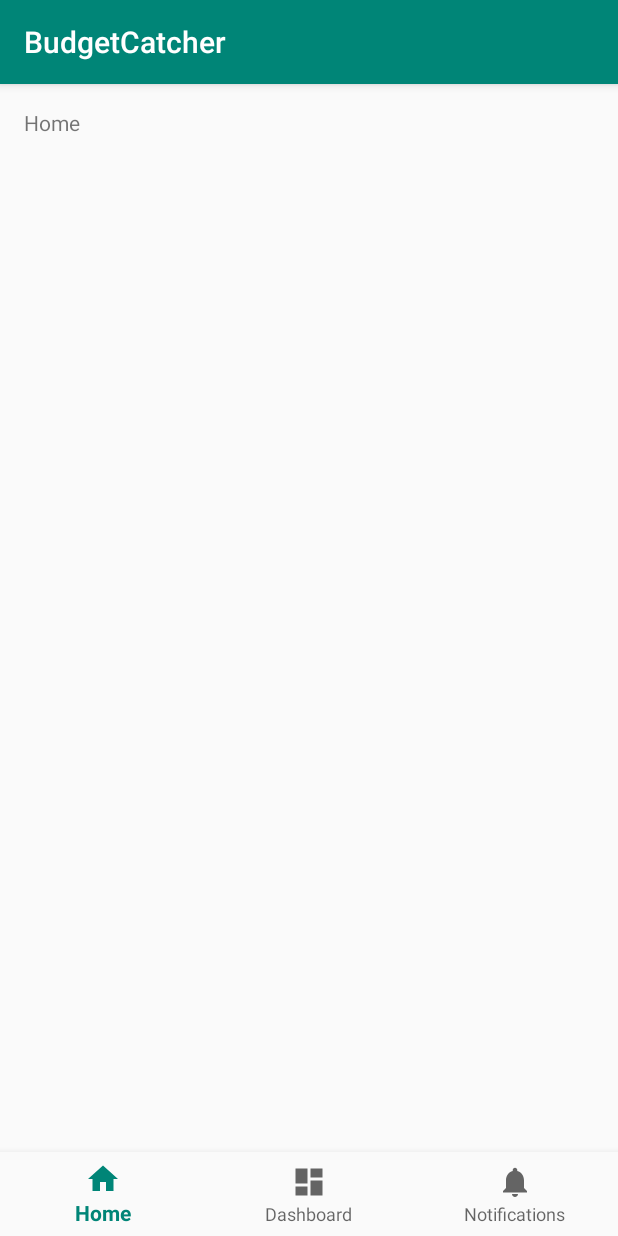
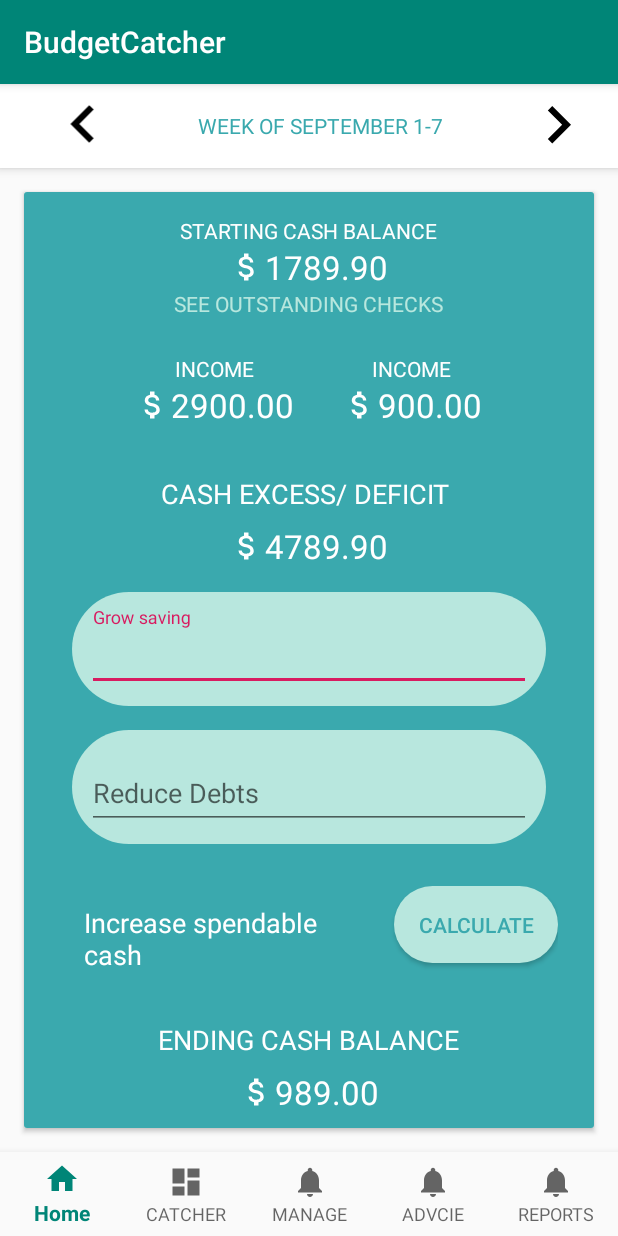
Before and after one commit to kaizer1161/BudgetCatcher, an Android app: the screen it shows after launch (MainActivity), on a phone screen of 412 x 824 dp. Run offline under Robolectric (Android 15) with nearby library versions, the light colour scheme and no system bars.

Commit message:
home layout created

```diff
--- a/app/src/main/java/com/pushertest/www/budgetcatcher/MainActivity.java
+++ b/app/src/main/java/com/pushertest/www/budgetcatcher/MainActivity.java
@@ -20,11 +20,19 @@ public class MainActivity extends AppCompatActivity {
                 case R.id.navigation_home:
                     mTextMessage.setText(R.string.title_home);
                     return true;
-                case R.id.navigation_dashboard:
-                    mTextMessage.setText(R.string.title_dashboard);
+                case R.id.navigation_catcher:
+                    mTextMessage.setText(R.string.title_catcher);
                     return true;
-                case R.id.navigation_notifications:
-                    mTextMessage.setText(R.string.title_notifications);
+                case R.id.navigation_manage:
+                    mTextMessage.setText(R.string.title_manage);
+                    return true;
+
+                case R.id.navigation_advice:
+                    mTextMessage.setText(R.string.title_advice);
+                    return true;
+
+                case R.id.navigation_reports:
+                    mTextMessage.setText(R.string.title_reports);
                     return true;
             }
             return false;
--- /dev/null
+++ b/app/src/main/res/drawable/ic_attach_money_24dp.xml
@@ -0,0 +1,9 @@
+<vector xmlns:android="http://schemas.android.com/apk/res/android"
+    android:width="24dp"
+    android:height="24dp"
+    android:viewportWidth="24.0"
+    android:viewportHeight="24.0">
+    <path
+        android:fillColor="#FFFFFFFF"
+        android:pathData="M11.8,10.9c-2.27,-0.59 -3,-1.2 -3,-2.15 0,-1.09 1.01,-1.85 2.7,-1.85 1.78,0 2.44,0.85 2.5,2.1h2.21c-0.07,-1.72 -1.12,-3.3 -3.21,-3.81V3h-3v2.16c-1.94,0.42 -3.5,1.68 -3.5,3.61 0,2.31 1.91,3.46 4.7,4.13 2.5,0.6 3,1.48 3,2.41 0,0.69 -0.49,1.79 -2.7,1.79 -2.06,0 -2.87,-0.92 -2.98,-2.1h-2.2c0.12,2.19 1.76,3.42 3.68,3.83V21h3v-2.15c1.95,-0.37 3.5,-1.5 3.5,-3.55 0,-2.84 -2.43,-3.81 -4.7,-4.4z" />
+</vector>
--- /dev/null
+++ b/app/src/main/res/drawable/ic_keyboard_arrow_left_black_24dp.xml
@@ -0,0 +1,9 @@
+<vector xmlns:android="http://schemas.android.com/apk/res/android"
+    android:width="50dp"
+    android:height="50dp"
+    android:viewportWidth="24.0"
+    android:viewportHeight="24.0">
+    <path
+        android:fillColor="#FF000000"
+        android:pathData="M15.41,16.09l-4.58,-4.59 4.58,-4.59L14,5.5l-6,6 6,6z" />
+</vector>
--- /dev/null
+++ b/app/src/main/res/drawable/ic_keyboard_arrow_right_black_24dp.xml
@@ -0,0 +1,9 @@
+<vector xmlns:android="http://schemas.android.com/apk/res/android"
+    android:width="50dp"
+    android:height="50dp"
+    android:viewportWidth="24.0"
+    android:viewportHeight="24.0">
+    <path
+        android:fillColor="#FF000000"
+        android:pathData="M8.59,16.34l4.58,-4.59 -4.58,-4.59L10,5.75l6,6 -6,6z" />
+</vector>
--- a/app/src/main/res/layout/activity_main.xml
+++ b/app/src/main/res/layout/activity_main.xml
@@ -7,16 +7,17 @@
     android:layout_height="match_parent"
     tools:context=".MainActivity">
 
-    <TextView
-        android:id="@+id/message"
-        android:layout_width="wrap_content"
-        android:layout_height="wrap_content"
-        android:layout_marginStart="@dimen/activity_horizontal_margin"
-        android:layout_marginLeft="@dimen/activity_horizontal_margin"
-        android:layout_marginTop="@dimen/activity_vertical_margin"
-        android:text="@string/title_home"
-        app:layout_constraintLeft_toLeftOf="parent"
-        app:layout_constraintTop_toTopOf="parent" />
+    <FrameLayout
+        android:layout_width="match_parent"
+        android:layout_height="match_parent">
+
+        <include
+            layout="@layout/home"
+            android:layout_width="match_parent"
+            android:layout_height="match_parent"
+            android:layout_marginBottom="56dp" />
+
+    </FrameLayout>
 
     <android.support.design.widget.BottomNavigationView
         android:id="@+id/navigation"
@@ -25,6 +26,7 @@
         android:layout_marginStart="0dp"
         android:layout_marginEnd="0dp"
         android:background="?android:attr/windowBackground"
+        app:labelVisibilityMode="labeled"
         app:layout_constraintBottom_toBottomOf="parent"
         app:layout_constraintLeft_toLeftOf="parent"
         app:layout_constraintRight_toRightOf="parent"
--- /dev/null
+++ b/app/src/main/res/layout/header_calender_week_view.xml
@@ -0,0 +1,41 @@
+<?xml version="1.0" encoding="utf-8"?>
+<android.support.design.widget.AppBarLayout xmlns:android="http://schemas.android.com/apk/res/android"
+    android:layout_width="match_parent"
+    android:layout_height="wrap_content">
+
+    <android.support.v7.widget.Toolbar
+        android:layout_width="match_parent"
+        android:layout_height="wrap_content"
+        android:background="@color/white">
+
+        <LinearLayout
+            android:layout_width="match_parent"
+            android:layout_height="wrap_content"
+            android:orientation="horizontal">
+
+            <ImageView
+                android:layout_width="0dp"
+                android:layout_height="wrap_content"
+                android:layout_weight="20"
+                android:src="@drawable/ic_keyboard_arrow_left_black_24dp" />
+
+            <TextView
+                android:layout_width="0dp"
+                android:layout_height="match_parent"
+                android:layout_weight="60"
+                android:gravity="center"
+                android:maxLines="2"
+                android:text="WEEK OF SEPTEMBER 1-7"
+                android:textColor="@color/aquarium" />
+
+            <ImageView
+                android:layout_width="0dp"
+                android:layout_height="wrap_content"
+                android:layout_weight="20"
+                android:src="@drawable/ic_keyboard_arrow_right_black_24dp" />
+
+        </LinearLayout>
+
+    </android.support.v7.widget.Toolbar>
+
+</android.support.design.widget.AppBarLayout>
--- /dev/null
+++ b/app/src/main/res/layout/home.xml
@@ -0,0 +1,202 @@
+<?xml version="1.0" encoding="utf-8"?>
+<LinearLayout xmlns:android="http://schemas.android.com/apk/res/android"
+    android:layout_width="match_parent"
+    android:layout_height="match_parent"
+    android:orientation="vertical">
+
+    <include layout="@layout/header_calender_week_view" />
+
+    <android.support.v7.widget.CardView
+        android:layout_width="match_parent"
+        android:layout_height="match_parent"
+        android:layout_margin="@dimen/gap_of_16dp">
+
+        <ScrollView
+            android:layout_width="match_parent"
+            android:layout_height="match_parent"
+            android:background="@color/aquarium">
+
+            <LinearLayout
+                android:layout_width="match_parent"
+                android:layout_height="match_parent"
+                android:gravity="center_horizontal"
+                android:orientation="vertical"
+                android:padding="@dimen/gap_of_16dp">
+
+                <TextView
+                    android:layout_width="wrap_content"
+                    android:layout_height="wrap_content"
+                    android:text="STARTING CASH BALANCE"
+                    android:textAppearance="@style/Base.TextAppearance.AppCompat.Small"
+                    android:textColor="@color/white" />
+
+                <TextView
+                    android:layout_width="wrap_content"
+                    android:layout_height="wrap_content"
+                    android:drawableStart="@drawable/ic_attach_money_24dp"
+                    android:text="1789.90"
+                    android:textAppearance="@style/Base.TextAppearance.AppCompat.Large"
+                    android:textColor="@color/white" />
+
+                <TextView
+                    android:layout_width="wrap_content"
+                    android:layout_height="wrap_content"
+                    android:text="SEE OUTSTANDING CHECKS"
+                    android:textAppearance="@style/Base.TextAppearance.AppCompat.Small"
+                    android:textColor="@color/light_blue" />
+
+                <LinearLayout
+                    android:layout_width="match_parent"
+                    android:layout_height="wrap_content"
+                    android:gravity="center_horizontal"
+                    android:orientation="horizontal"
+                    android:padding="@dimen/gap_of_8dp">
+
+                    <LinearLayout
+                        android:layout_width="wrap_content"
+                        android:layout_height="wrap_content"
+                        android:gravity="center_horizontal"
+                        android:orientation="vertical"
+                        android:padding="@dimen/gap_of_16dp">
+
+                        <TextView
+                            android:layout_width="wrap_content"
+                            android:layout_height="wrap_content"
+                            android:text="INCOME"
+                            android:textAppearance="@style/Base.TextAppearance.AppCompat.Small"
+                            android:textColor="@color/white" />
+
+                        <TextView
+                            android:layout_width="wrap_content"
+                            android:layout_height="wrap_content"
+                            android:drawableStart="@drawable/ic_attach_money_24dp"
+                            android:text="2900.00"
+                            android:textAppearance="@style/Base.TextAppearance.AppCompat.Large"
+                            android:textColor="@color/white" />
+
+                    </LinearLayout>
+
+                    <LinearLayout
+                        android:layout_width="wrap_content"
+                        android:layout_height="wrap_content"
+                        android:gravity="center_horizontal"
+                        android:orientation="vertical"
+                        android:padding="@dimen/gap_of_16dp">
+
+                        <TextView
+                            android:layout_width="wrap_content"
+                            android:layout_height="wrap_content"
+                            android:text="INCOME"
+                            android:textAppearance="@style/Base.TextAppearance.AppCompat.Small"
+                            android:textColor="@color/white" />
+
+                        <TextView
+                            android:layout_width="wrap_content"
+                            android:layout_height="wrap_content"
+                            android:drawableStart="@drawable/ic_attach_money_24dp"
+                            android:text="900.00"
+                            android:textAppearance="@style/Base.TextAppearance.AppCompat.Large"
+                            android:textColor="@color/white" />
+
+                    </LinearLayout>
+
+                </LinearLayout>
+
+                <TextView
+                    android:layout_width="wrap_content"
+                    android:layout_height="wrap_content"
+                    android:padding="@dimen/gap_of_8dp"
+                    android:text="CASH EXCESS/ DEFICIT "
+                    android:textAppearance="@style/Base.TextAppearance.AppCompat.Medium"
+                    android:textColor="@color/white" />
+
+                <TextView
+                    android:layout_width="wrap_content"
+                    android:layout_height="wrap_content"
+                    android:drawableStart="@drawable/ic_attach_money_24dp"
+                    android:text="4789.90"
+                    android:textAppearance="@style/Base.TextAppearance.AppCompat.Large"
+                    android:textColor="@color/white" />
+
+                <android.support.design.widget.TextInputLayout
+                    android:layout_width="match_parent"
+                    android:layout_height="wrap_content"
+                    android:layout_marginLeft="@dimen/gap_of_16dp"
+                    android:layout_marginTop="@dimen/gap_of_16dp"
+                    android:layout_marginRight="@dimen/gap_of_16dp"
+                    android:background="@drawable/light_blue_button_background">
+
+                    <android.support.design.widget.TextInputEditText
+                        android:layout_width="match_parent"
+                        android:layout_height="wrap_content"
+                        android:hint="Grow saving"
+                        android:inputType="text"
+                        android:textColor="@color/light_blue" />
+
+                </android.support.design.widget.TextInputLayout>
+
+                <android.support.design.widget.TextInputLayout
+                    android:layout_width="match_parent"
+                    android:layout_height="wrap_content"
+                    android:layout_margin="@dimen/gap_of_16dp"
+                    android:background="@drawable/light_blue_button_background">
+
+                    <android.support.design.widget.TextInputEditText
+                        android:layout_width="match_parent"
+                        android:layout_height="wrap_content"
+                        android:hint="Reduce Debts"
+                        android:inputType="text"
+                        android:textColor="@color/light_blue" />
+
+                </android.support.design.widget.TextInputLayout>
+
+                <LinearLayout
+                    android:layout_width="match_parent"
+                    android:layout_height="wrap_content"
+                    android:gravity="center_horizontal"
+                    android:orientation="horizontal"
+                    android:padding="@dimen/gap_of_8dp">
+
+                    <TextView
+                        android:layout_width="0dp"
+                        android:layout_height="wrap_content"
+                        android:layout_weight="50"
+                        android:maxLines="2"
+                        android:padding="@dimen/gap_of_16dp"
+                        android:text="Increase spendable cash"
+                        android:textAppearance="@style/Base.TextAppearance.AppCompat.Medium"
+                        android:textColor="@color/white" />
+
+                    <Button
+                        android:layout_width="wrap_content"
+                        android:layout_height="wrap_content"
+                        android:background="@drawable/light_blue_button_background"
+                        android:padding="@dimen/gap_of_16dp"
+                        android:text="Calculate"
+                        android:textColor="@color/aquarium" />
+
+                </LinearLayout>
+
+                <TextView
+                    android:layout_width="wrap_content"
+                    android:layout_height="wrap_content"
+                    android:padding="@dimen/gap_of_8dp"
+                    android:text="ENDING CASH BALANCE"
+                    android:textAppearance="@style/Base.TextAppearance.AppCompat.Medium"
+                    android:textColor="@color/white" />
+
+                <TextView
+                    android:layout_width="wrap_content"
+                    android:layout_height="wrap_content"
+                    android:drawableStart="@drawable/ic_attach_money_24dp"
+                    android:text="989.00"
+                    android:textAppearance="@style/Base.TextAppearance.AppCompat.Large"
+                    android:textColor="@color/white" />
+
+            </LinearLayout>
+
+        </ScrollView>
+
+    </android.support.v7.widget.CardView>
+
+</LinearLayout>
--- a/app/src/main/res/menu/navigation.xml
+++ b/app/src/main/res/menu/navigation.xml
@@ -7,13 +7,23 @@
         android:title="@string/title_home" />
 
     <item
-        android:id="@+id/navigation_dashboard"
+        android:id="@+id/navigation_catcher"
         android:icon="@drawable/ic_dashboard_black_24dp"
-        android:title="@string/title_dashboard" />
+        android:title="@string/title_catcher" />
 
     <item
-        android:id="@+id/navigation_notifications"
+        android:id="@+id/navigation_manage"
         android:icon="@drawable/ic_notifications_black_24dp"
-        android:title="@string/title_notifications" />
+        android:title="@string/title_manage" />
+
+    <item
+        android:id="@+id/navigation_advice"
+        android:icon="@drawable/ic_notifications_black_24dp"
+        android:title="@string/title_advice" />
+
+    <item
+        android:id="@+id/navigation_reports"
+        android:icon="@drawable/ic_notifications_black_24dp"
+        android:title="@string/title_reports" />
 
 </menu>
--- a/app/src/main/res/values/strings.xml
+++ b/app/src/main/res/values/strings.xml
@@ -1,6 +1,8 @@
 <resources>
     <string name="app_name">BudgetCatcher</string>
     <string name="title_home">Home</string>
-    <string name="title_dashboard">Dashboard</string>
-    <string name="title_notifications">Notifications</string>
+    <string name="title_catcher">CATCHER</string>
+    <string name="title_manage">MANAGE</string>
+    <string name="title_advice">ADVCIE</string>
+    <string name="title_reports">REPORTS</string>
 </resources>
```
